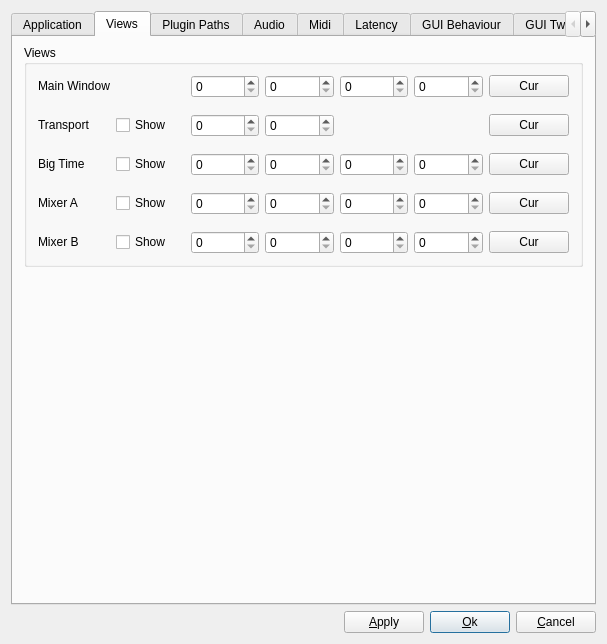
This is muse3/muse/components/gensetbase.ui in emrum/muse as Qt 5 draws it before an edit. The edited form follows.
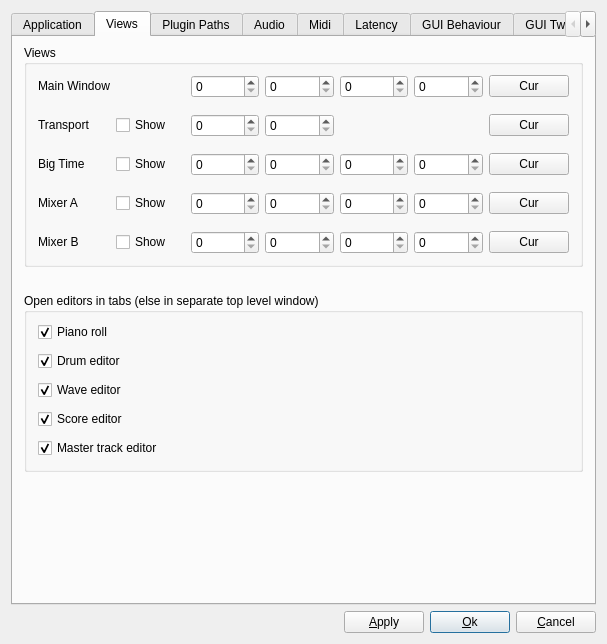
This is the edited form. The open tabs and pages were chosen to show the change.

```diff
--- a/muse3/muse/components/gensetbase.ui
+++ b/muse3/muse/components/gensetbase.ui
@@ -63,6 +63,9 @@
    </item>
    <item row="0" column="0">
     <widget class="QTabWidget" name="TabWidget2">
+     <property name="enabled">
+      <bool>true</bool>
+     </property>
      <property name="sizePolicy">
       <sizepolicy hsizetype="Expanding" vsizetype="Expanding">
        <horstretch>0</horstretch>
@@ -723,6 +726,87 @@
          </layout>
         </widget>
        </item>
+       <item>
+        <spacer name="verticalSpacer_14">
+         <property name="orientation">
+          <enum>Qt::Vertical</enum>
+         </property>
+         <property name="sizeType">
+          <enum>QSizePolicy::Fixed</enum>
+         </property>
+         <property name="sizeHint" stdset="0">
+          <size>
+           <width>20</width>
+           <height>20</height>
+          </size>
+         </property>
+        </spacer>
+       </item>
+       <item>
+        <widget class="QGroupBox" name="groupBox_4">
+         <property name="title">
+          <string>Open editors in tabs (else in separate top level window)</string>
+         </property>
+         <layout class="QVBoxLayout" name="verticalLayout_24">
+          <property name="spacing">
+           <number>9</number>
+          </property>
+          <property name="topMargin">
+           <number>9</number>
+          </property>
+          <item>
+           <widget class="QCheckBox" name="cbTabPianoroll">
+            <property name="text">
+             <string>Piano roll</string>
+            </property>
+            <property name="checked">
+             <bool>true</bool>
+            </property>
+           </widget>
+          </item>
+          <item>
+           <widget class="QCheckBox" name="cbTabDrum">
+            <property name="text">
+             <string>Drum editor</string>
+            </property>
+            <property name="checked">
+             <bool>true</bool>
+            </property>
+           </widget>
+          </item>
+          <item>
+           <widget class="QCheckBox" name="cbTabWave">
+            <property name="text">
+             <string>Wave editor</string>
+            </property>
+            <property name="checked">
+             <bool>true</bool>
+            </property>
+           </widget>
+          </item>
+          <item>
+           <widget class="QCheckBox" name="cbTabScore">
+            <property name="text">
+             <string>Score editor</string>
+            </property>
+            <property name="checked">
+             <bool>true</bool>
+            </property>
+           </widget>
+          </item>
+          <item>
+           <widget class="QCheckBox" name="cbTabMaster">
+            <property name="text">
+             <string>Master track editor</string>
+            </property>
+            <property name="checked">
+             <bool>true</bool>
+            </property>
+           </widget>
+          </item>
+         </layout>
+        </widget>
+       </item>
        <item>
         <spacer name="verticalSpacer_10">
          <property name="orientation">
@@ -2693,90 +2777,6 @@
        </item>
       </layout>
      </widget>
-     <widget class="QWidget" name="tab_2">
-      <attribute name="title">
-       <string>GUI Style</string>
-      </attribute>
-      <layout class="QGridLayout" name="gridLayoutTab2">
-       <item row="0" column="0">
-        <widget class="QGroupBox" name="groupBox_2">
-         <property name="title">
-          <string>MDI-subwindowness and sharing menus</string>
-         </property>
-         <property name="checkable">
-          <bool>false</bool>
-         </property>
-         <layout class="QVBoxLayout" name="verticalLayout_9">
-          <item>
-           <layout class="QHBoxLayout" name="horizontalLayout_2">
-            <item>
-             <widget class="QLabel" name="label">
-              <property name="text">
-               <string>Presets:</string>
-              </property>
-             </widget>
-            </item>
-            <item>
-             <widget class="QPushButton" name="buttonTraditionalPreset">
-              <property name="text">
-               <string>Traditional MusE SDI</string>
-              </property>
-             </widget>
-            </item>
-            <item>
-             <widget class="QPushButton" name="buttonMDIPreset">
-              <property name="text">
-               <string>Cakewalk-like MDI</string>
-              </property>
-             </widget>
-            </item>
-            <item>
-             <widget class="QPushButton" name="buttonBorlandPreset">
-              <property name="text">
-               <string>Borland-/Mac-like MDI</string>
-              </property>
-             </widget>
-            </item>
-           </layout>
-          </item>
-          <item>
-           <widget class="QCheckBox" name="cbTabbedMDI">
-            <property name="text">
-             <string>Use tabbed mode for MDI subwindows (restart required)</string>
-            </property>
-           </widget>
-          </item>
-          <item>
-           <widget class="QScrollArea" name="scrollArea">
-            <property name="widgetResizable">
-             <bool>true</bool>
-            </property>
-            <widget class="QWidget" name="scrollAreaWidgetContents_2">
-             <property name="geometry">
-              <rect>
-               <x>0</x>
-               <y>0</y>
-               <width>541</width>
-               <height>441</height>
-              </rect>
-             </property>
-             <layout class="QHBoxLayout" name="horizontalLayout_3">
-              <item>
-               <layout class="QVBoxLayout" name="layoutMdiSettings">
-                <property name="spacing">
-                 <number>0</number>
-                </property>
-               </layout>
-              </item>
-             </layout>
-            </widget>
-           </widget>
-          </item>
-         </layout>
-        </widget>
-       </item>
-      </layout>
-     </widget>
     </widget>
    </item>
   </layout>
```
Left out of the diff: 4 changed lines with no effect on the pictures.
